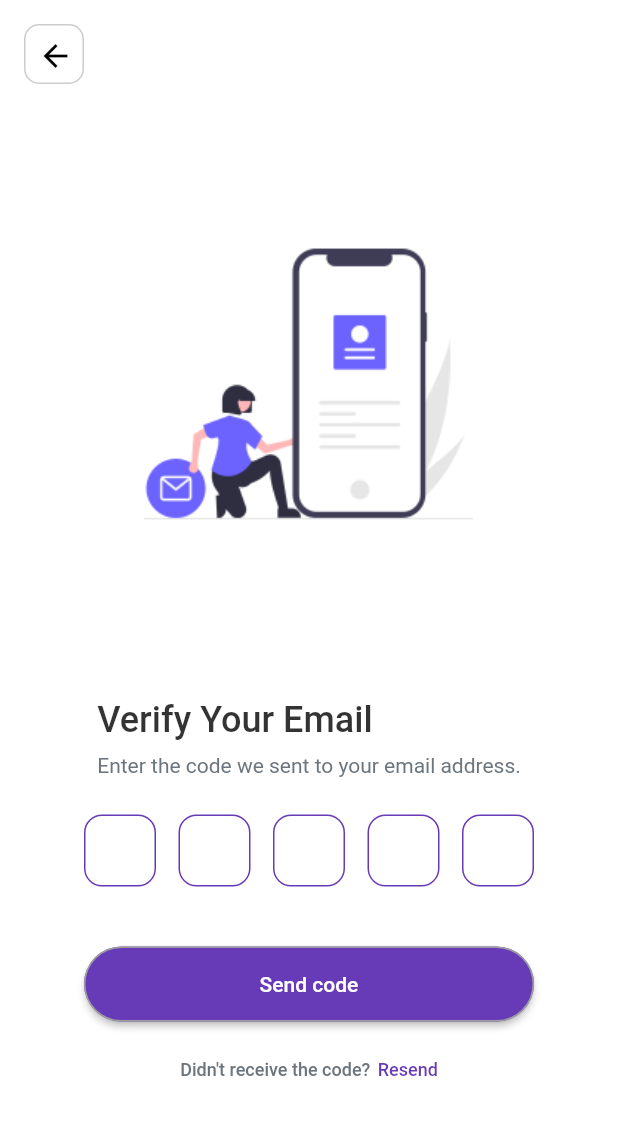
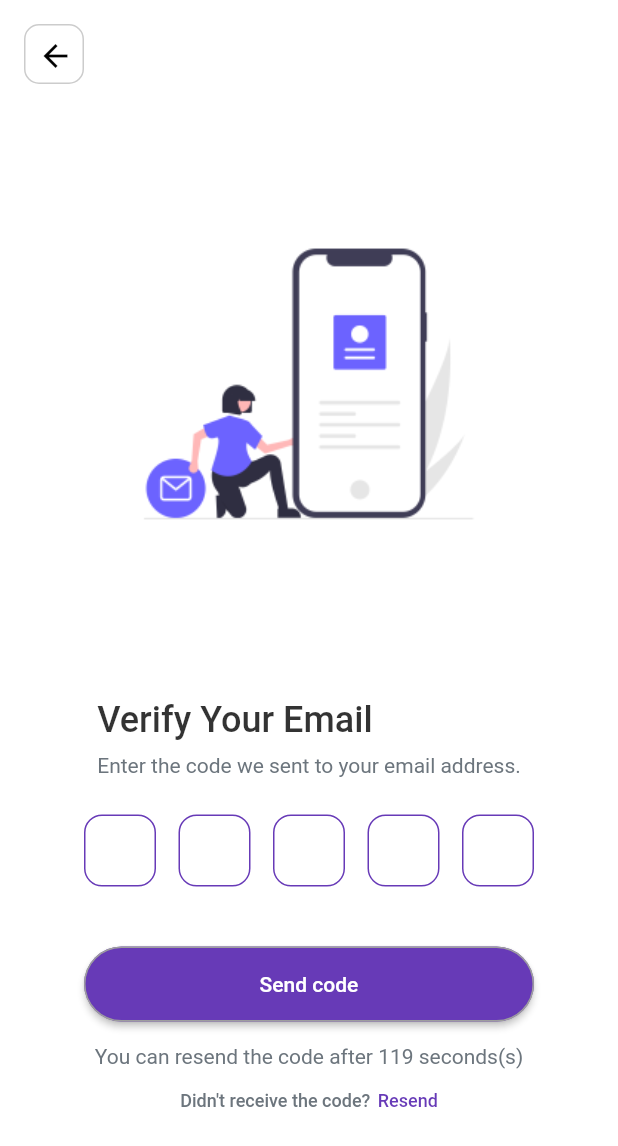
Before and after one commit to ellipseuk/budgetbuddy-frontend, a Flutter app: the SendCodeScreen screen opened by its route, on a phone screen of 412 x 824 dp. Shown: the top 1146 px of the screen. Run offline on Flutter 3.47's test engine with Material 3 defaults, Android fonts, the phone set to English and light mode, and no system bars; our stand-ins replace flutter_svg.

Commit message:
Timer and timer logic added

```diff
--- a/lib/screens/send_code_screen/widgets/code_field.dart
+++ b/lib/screens/send_code_screen/widgets/code_field.dart
@@ -1,3 +1,4 @@
+import 'dart:async';
 import 'package:flutter/material.dart';
 import 'package:flutter/services.dart';
 
@@ -10,11 +11,35 @@ class CodeField extends StatefulWidget {
 
 class _CodeFieldState extends State<CodeField> {
   bool InvalidOtp = false;
+  int resendTime = 120;
+  late Timer countdownTimer;
   TextEditingController txt1 = TextEditingController();
   TextEditingController txt2 = TextEditingController();
   TextEditingController txt3 = TextEditingController();
   TextEditingController txt4 = TextEditingController();
   TextEditingController txt5 = TextEditingController();
+
+  @override
+  void initState() {
+    startTimer();
+    super.initState();
+  }
+  startTimer(){
+    countdownTimer = Timer.periodic(const Duration(seconds: 1), (timer){
+      setState((){
+        resendTime = resendTime -1;
+      });
+      if(resendTime<1){
+        countdownTimer.cancel();
+      }
+    });
+  }
+
+  stopTimer() {
+    if (countdownTimer.isActive) {
+      countdownTimer.cancel();
+    }
+  }
 
   @override
   Widget build(BuildContext context) {
@@ -31,7 +56,7 @@ class _CodeFieldState extends State<CodeField> {
           ],
         ),
         const SizedBox(height: 12),
-        Text(InvalidOtp ? 'Invalid Otp!' : '',
+        Text(InvalidOtp ? 'Invalid code!' : '',
         style: Theme.of(context).textTheme.bodySmall?.copyWith(
           fontSize: 14,
           fontWeight: FontWeight.w400,
@@ -63,6 +88,15 @@ class _CodeFieldState extends State<CodeField> {
             child: const Text('Send code')
           ),
         ),
+        const SizedBox(height: 15),
+        resendTime != 0 ? Text(
+          "You can resend the code after $resendTime seconds(s)",
+          style: Theme.of(context).textTheme.bodySmall?.copyWith(
+            fontSize: 14,
+            fontWeight: FontWeight.w400
+            ),
+        )
+        : const SizedBox()
       ],
     );
   }
--- a/lib/screens/send_code_screen/widgets/send_code_body.dart
+++ b/lib/screens/send_code_screen/widgets/send_code_body.dart
@@ -20,7 +20,7 @@ class SendCodeBody extends StatelessWidget {
             Verify(),
             SizedBox(height: 25),
             CodeField(),
-            SizedBox(height: 25),
+            SizedBox(height: 15),
             ResendCode(),
             SizedBox(height: 10)
           ]
```
